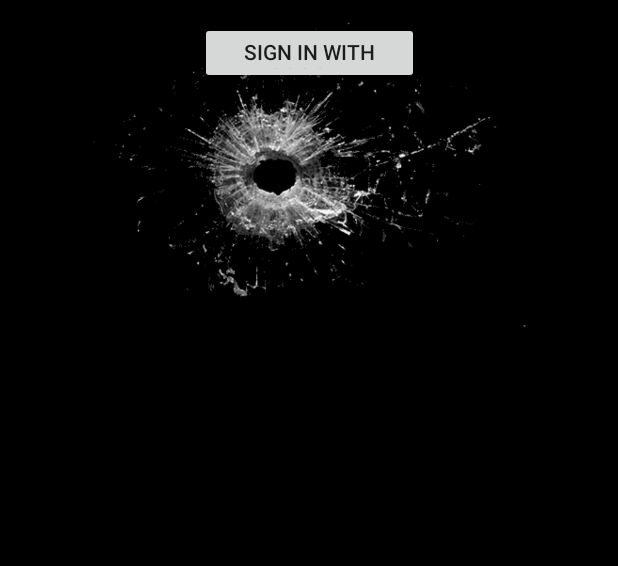
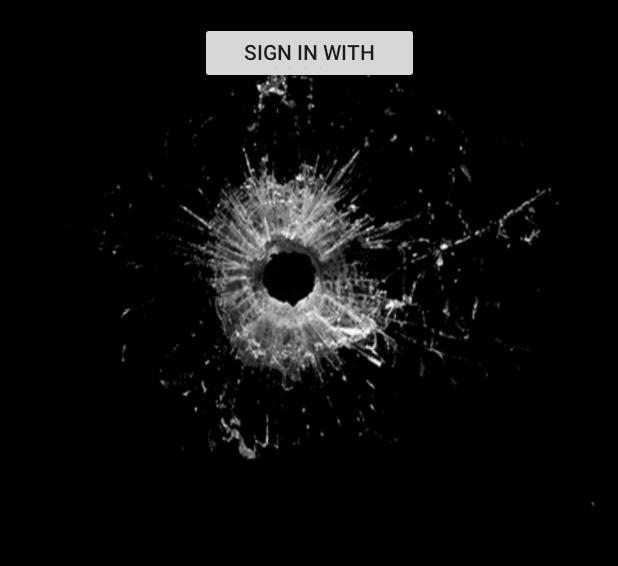
Before and after one commit to denisha/hitscan, an Android app: the screen it shows after launch (MainActivity), on a phone screen of 412 x 824 dp, the part 62-628 px from its top. Run offline under Robolectric (Android 15) with nearby library versions, the phone set to English and light mode, and no system bars.

Commit message:
image & style changes

```diff
--- a/hitscanapp/app/src/main/res/layout/activity_main.xml
+++ b/hitscanapp/app/src/main/res/layout/activity_main.xml
@@ -4,26 +4,19 @@
     xmlns:tools="http://schemas.android.com/tools"
     android:layout_width="match_parent"
     android:layout_height="match_parent"
-    android:background="@color/colorPrimary"
     android:textAllCaps="false"
     tools:context="testalot.com.hitscanapp.MainActivity">
 
-    <TextView
-        android:layout_width="wrap_content"
-        android:layout_height="wrap_content"
-        android:text="Hello World!"
+    <ImageView
+        android:id="@+id/im1"
+        android:layout_width="match_parent"
+        android:layout_height="match_parent"
+        android:scaleType="fitXY"
+        android:src="@drawable/home"
         app:layout_constraintBottom_toBottomOf="parent"
         app:layout_constraintLeft_toLeftOf="parent"
-        app:layout_constraintRight_toRightOf="parent"
-        app:layout_constraintTop_toTopOf="parent" />
-
-    <ImageView
-        android:layout_width="fill_parent"
-        android:layout_height="204dp"
-        android:contentDescription="@home_image"
-        android:src="@drawable/home_background_image"
-        app:layout_constraintRight_toRightOf="parent"
-        app:layout_constraintTop_toTopOf="parent" />
+        app:layout_constraintTop_toTopOf="parent"
+        app:layout_constraintVertical_bias="1.0" />
 
     <Button
         android:id="@+id/button"
@@ -31,9 +24,10 @@
         android:layout_width="146dp"
         android:layout_height="41dp"
         android:text="Sign in with Google"
+        android:visibility="visible"
         app:layout_constraintLeft_toLeftOf="parent"
         app:layout_constraintRight_toRightOf="parent"
-        tools:layout_editor_absoluteY="266dp" />
+        tools:layout_editor_absoluteY="281dp" />
 
 
 </android.support.constraint.ConstraintLayout>
--- a/hitscanapp/app/src/main/res/values/colors.xml
+++ b/hitscanapp/app/src/main/res/values/colors.xml
@@ -1,6 +1,7 @@
 <?xml version="1.0" encoding="utf-8"?>
 <resources>
     <color name="colorPrimary">#000000</color>
+    <color name="colorWhite">#ffffff</color>
     <color name="colorPrimaryDark">#303F9F</color>
     <color name="colorAccent">#FF4081</color>
 </resources>
--- a/hitscanapp/app/src/main/res/values/styles.xml
+++ b/hitscanapp/app/src/main/res/values/styles.xml
@@ -4,6 +4,7 @@
     <style name="AppTheme" parent="Theme.AppCompat.Light.DarkActionBar">
         <!-- Customize your theme here. -->
         <item name="colorPrimary">@color/colorPrimary</item>
+        <item name="colorWhite">@color/colorWhite</item>
         <item name="colorPrimaryDark">@color/colorPrimaryDark</item>
         <item name="colorAccent">@color/colorAccent</item>
     </style>
```
Also changed, not shown: hitscanapp/app/src/main/res/drawable-v24/home.png (added).
